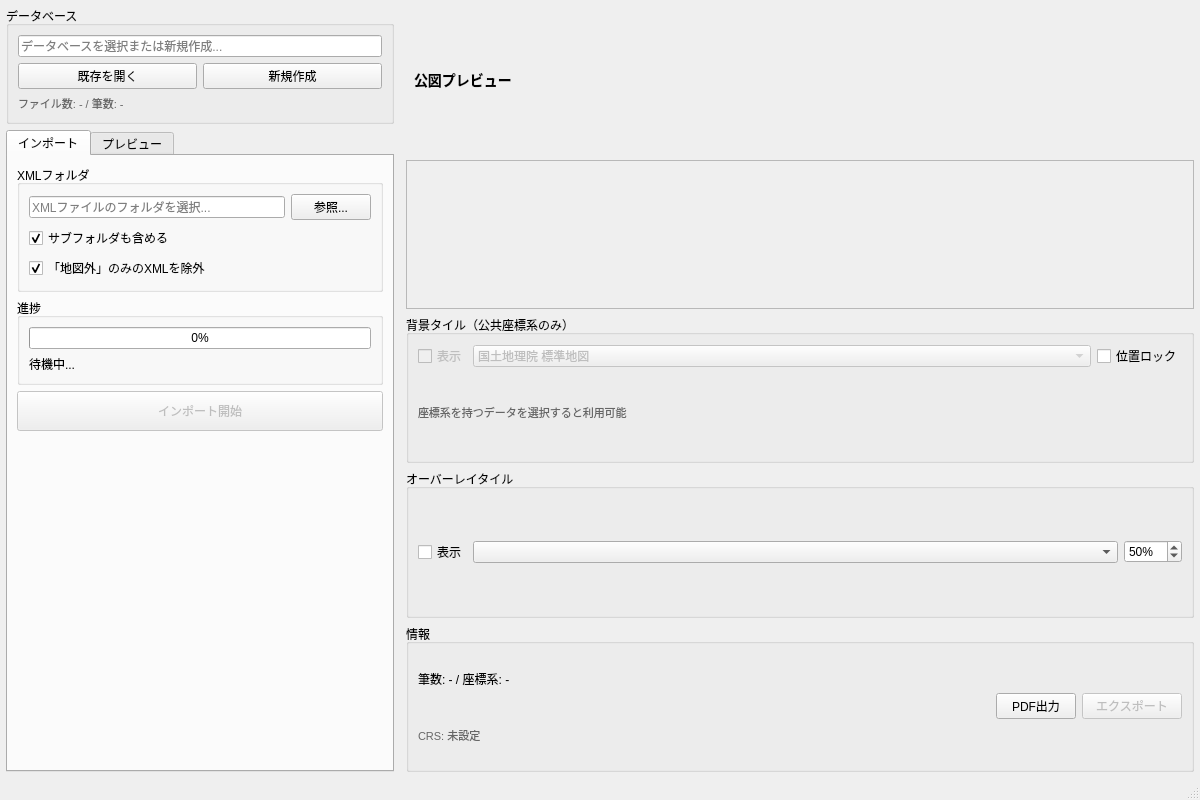
Before: the Qt Designer form kozu_main_window.ui in raw-slnc/kozu_xml_integrator, drawn with Qt 5.
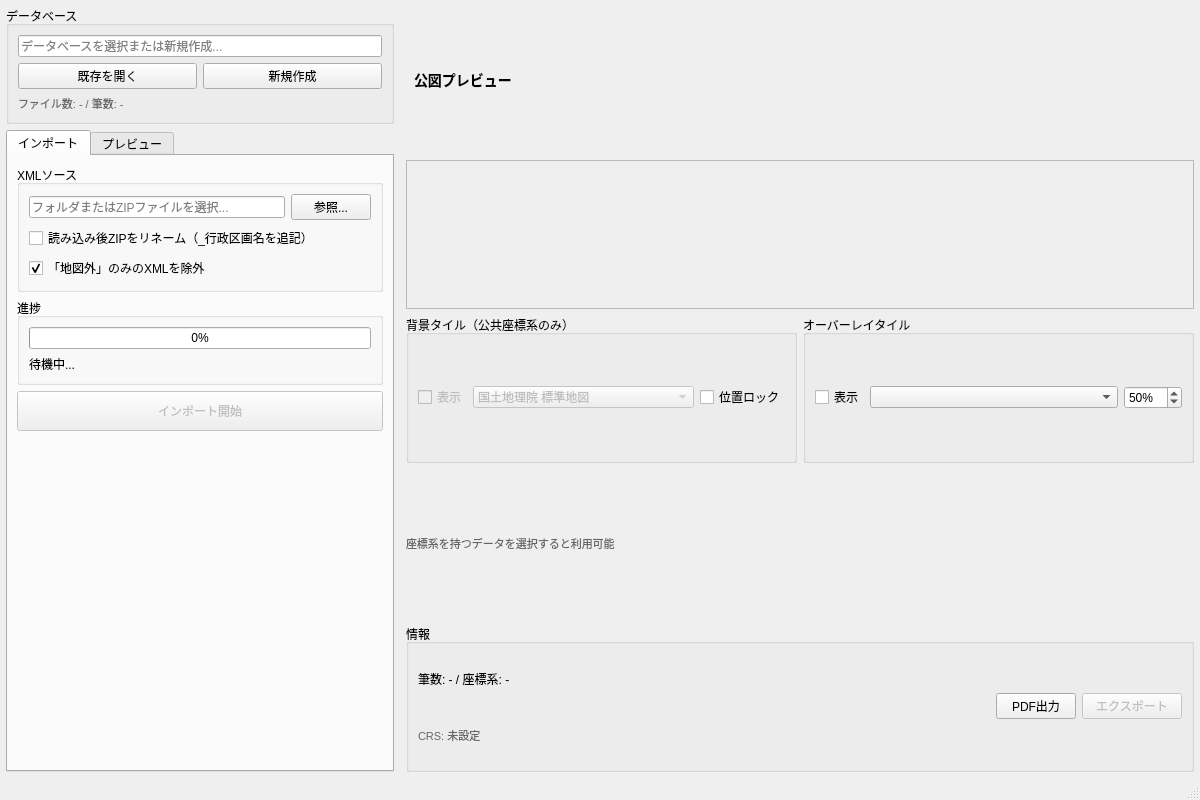
After: the same form once the commit is applied.

Commit message:
v0.2.0: ZIP-only import, post-import ZIP rename, 2-column tile layout
- Simplify import source selection: single button opens ZIP multi-select
  dialog directly (removes folder/XML/popup-menu approach)
- Support nested ZIP structure (outer ZIP → inner ZIPs → XML)
- Add post-import ZIP rename feature: appends municipality name from XML
  (e.g. 22219-0803-2024.zip → 22219-0803-2024_賀茂郡西伊豆町.zip)
- Replace chkIncludeSubdirs with chkRenameZip checkbox
- Reorganize preview tab tile controls into 2-column layout
  (背景タイル left, オーバーレイタイル right), each row in single line

```diff
--- a/kozu_main_window.ui
+++ b/kozu_main_window.ui
@@ -131,7 +131,7 @@
            <item>
             <widget class="QGroupBox" name="groupXmlFolder">
              <property name="title">
-              <string>XMLフォルダ</string>
+              <string>XMLソース</string>
              </property>
              <layout class="QVBoxLayout" name="xmlFolderLayout">
               <item>
@@ -139,7 +139,7 @@
                 <item>
                  <widget class="QLineEdit" name="lineEditXmlFolder">
                   <property name="placeholderText">
-                   <string>XMLファイルのフォルダを選択...</string>
+                   <string>フォルダまたはZIPファイルを選択...</string>
                   </property>
                   <property name="readOnly">
                    <bool>true</bool>
@@ -164,10 +164,10 @@
               <item>
                <widget class="QCheckBox" name="chkIncludeSubdirs">
                 <property name="text">
-                 <string>サブフォルダも含める</string>
+                 <string>読み込み後ZIPをリネーム（_行政区画名を追記）</string>
                 </property>
                 <property name="checked">
-                 <bool>true</bool>
+                 <bool>false</bool>
                 </property>
                </widget>
               </item>
@@ -682,15 +682,16 @@
          </layout>
         </widget>
        </item>
-       <!-- Tile Layer Control -->
+       <!-- Tile Layer Control (2-column layout) -->
+       <item>
+        <layout class="QHBoxLayout" name="tileColumnsLayout">
+         <!-- Left: 背景タイル -->
        <item>
         <widget class="QGroupBox" name="groupTileLayer">
          <property name="title">
           <string>背景タイル（公共座標系のみ）</string>
          </property>
-         <layout class="QVBoxLayout" name="tileLayerLayout">
-          <item>
-           <layout class="QHBoxLayout" name="tileSelectLayout">
+           <layout class="QHBoxLayout" name="tileLayerLayout">
             <item>
              <widget class="QCheckBox" name="chkShowTile">
               <property name="text">
@@ -708,7 +709,7 @@
               </property>
               <property name="sizePolicy">
                <sizepolicy hsizetype="Expanding" vsizetype="Fixed">
-                <horstretch>0</horstretch>
+                <horstretch>1</horstretch>
                 <verstretch>0</verstretch>
                </sizepolicy>
               </property>
@@ -742,21 +743,9 @@
              </widget>
             </item>
            </layout>
-          </item>
-          <item>
-           <widget class="QLabel" name="lblTileStatus">
-            <property name="text">
-             <string>座標系を持つデータを選択すると利用可能</string>
-            </property>
-            <property name="styleSheet">
-             <string>color: #666666; font-size: 11px;</string>
-            </property>
-           </widget>
-          </item>
-         </layout>
-        </widget>
-       </item>
-       <!-- Overlay Tile -->
+          </widget>
+         </item>
+         <!-- Right: オーバーレイタイル -->
        <item>
         <widget class="QGroupBox" name="groupOverlayTile">
          <property name="title">
@@ -797,15 +786,21 @@
             <property name="suffix">
              <string>%</string>
             </property>
-            <property name="maximumSize">
-             <size>
-              <width>70</width>
-              <height>16777215</height>
-             </size>
-            </property>
            </widget>
           </item>
          </layout>
+          </widget>
+         </item>
+        </layout>
+       </item>
+       <item>
+        <widget class="QLabel" name="lblTileStatus">
+         <property name="text">
+          <string>座標系を持つデータを選択すると利用可能</string>
+         </property>
+         <property name="styleSheet">
+          <string>color: #666666; font-size: 11px;</string>
+         </property>
         </widget>
        </item>
        <!-- Preview Info -->
```
Left out of the diff: 2 changed lines with no effect on the pictures. Lines whose indentation alone changed are shown as unchanged. The commit also changes 5 other files.
